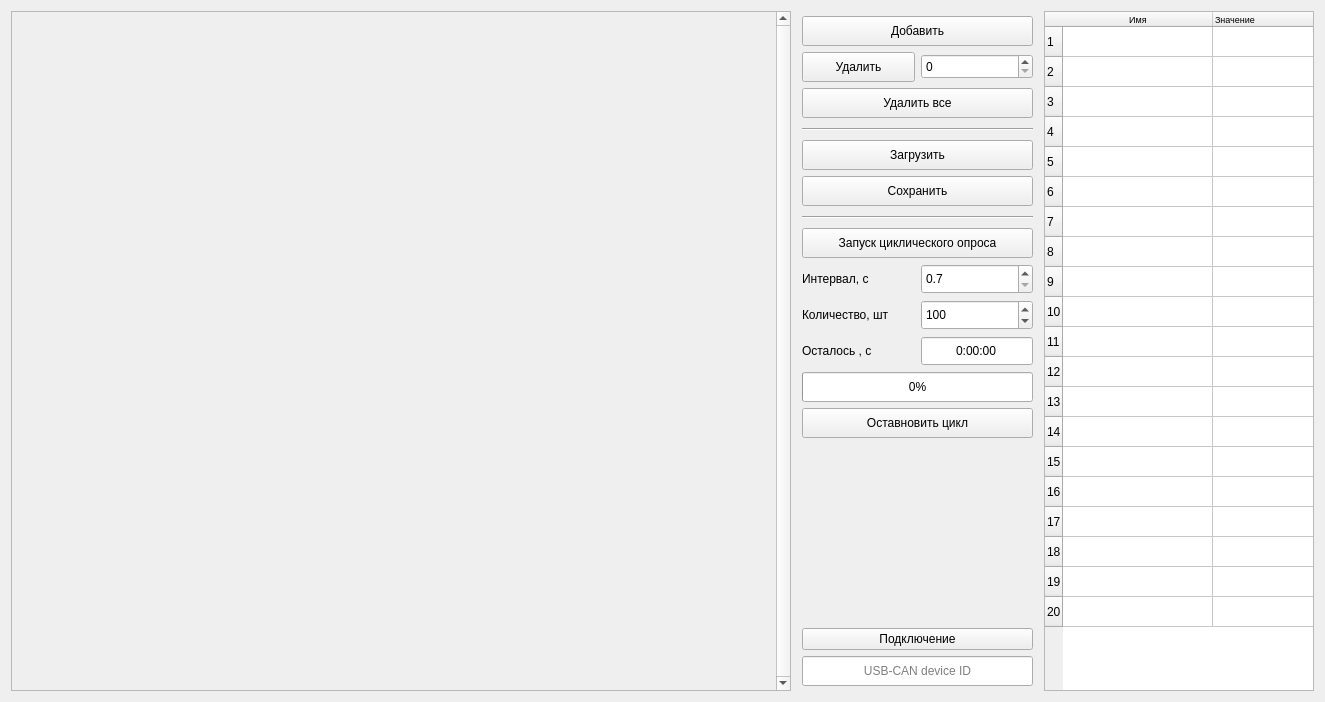
Above: can_usb_bridge_client_widget.ui from a-styuf/can_usb_client before the change. Below: the same form after it.
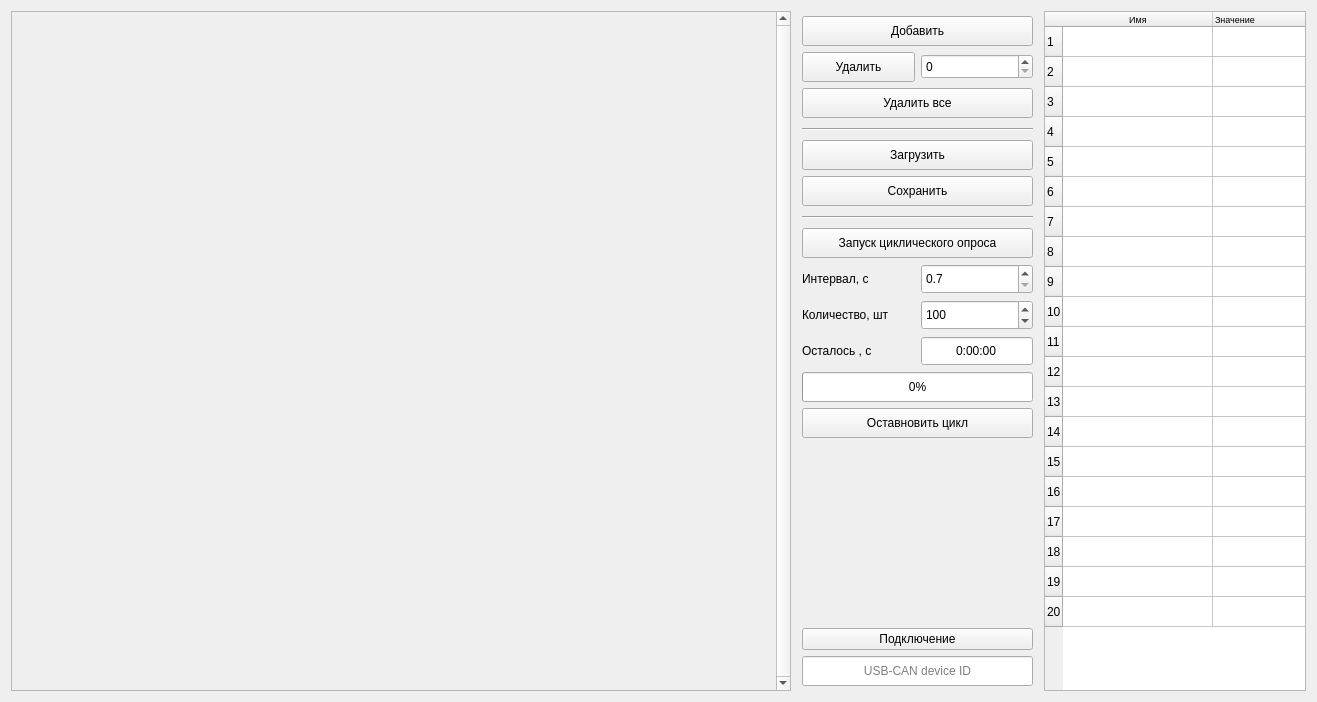
That is the form after the change.

Diff of the .ui file:
```diff
--- a/can_usb_bridge_client_widget.ui
+++ b/can_usb_bridge_client_widget.ui
@@ -6,7 +6,7 @@
    <rect>
     <x>0</x>
     <y>0</y>
-    <width>1325</width>
+    <width>1317</width>
     <height>702</height>
    </rect>
   </property>
```
Left out of the diff: 4 changed lines with no effect on the pictures.
